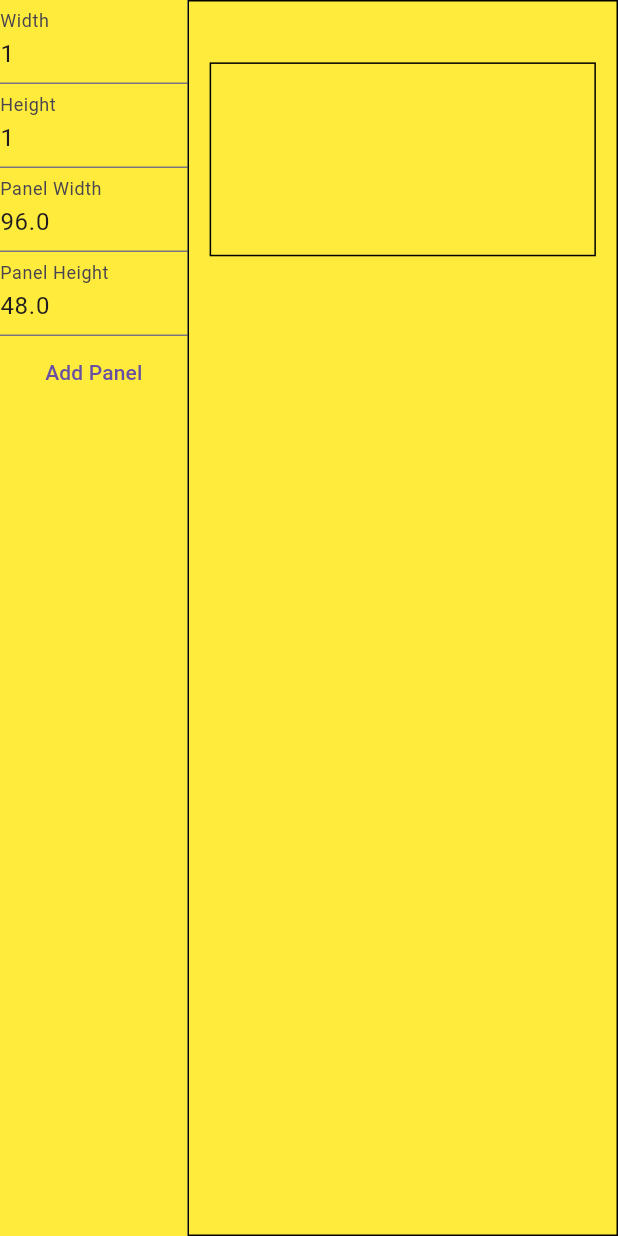
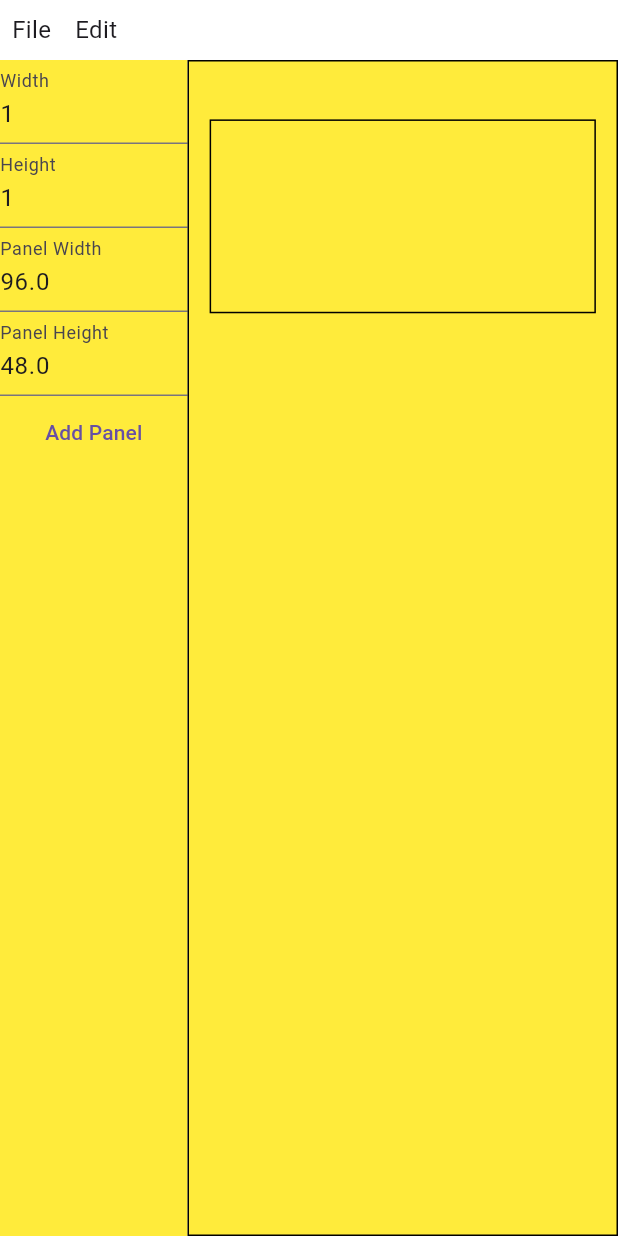
Before and after one commit to philip-w-howard/AVSHullWeb, a Flutter app: the PanelsScreen screen opened directly with empty values, on a phone screen of 412 x 824 dp. Run offline on Flutter 3.47's test engine with Material 3 defaults, Android fonts, the phone set to English and light mode, and no system bars; missing offline and left inert: dart:html; statements that could not run were skipped.

Commit message:
Added menu to layout screen. Menu is just a shell.

```diff
--- a/avs_hull_web/lib/panels_screen.dart
+++ b/avs_hull_web/lib/panels_screen.dart
@@ -64,7 +64,90 @@ class PanelsScreen extends StatelessWidget {
     final numericFormatter =
         FilteringTextInputFormatter.allow(RegExp(r'^\d+\.?\d{0,10}'));
     return Scaffold(
-      body: Row(
+      body: Column(children: [
+        Container(
+            color: Colors.white,
+            height: 40,
+            child: Row(
+              children: [
+                PopupMenuButton<String>(
+                  child: const Padding(
+                    padding: EdgeInsets.all(8.0),
+                    child: Text(
+                      'File',
+                      style: TextStyle(fontSize: 16),
+                    ),
+                  ),
+                  onSelected: (String choice) {
+                    // Handle menu item selection
+                    // if (choice == 'Save') {
+                    //   _selectAndSaveFile();
+                    // } else if (choice == 'XML') {
+                    //   _selectAndXmlFile();
+                    // } else if (choice == 'Open') {
+                    //   _selectAndReadFile();
+                    // } else if (choice == 'Create') {
+                    //   _createHull(context);
+                    // }
+                  },
+                  itemBuilder: (BuildContext context) {
+                    return [
+                      const PopupMenuItem<String>(
+                        value: 'Open',
+                        child: Text('Open'),
+                      ),
+                      const PopupMenuItem<String>(
+                        value: 'Save',
+                        child: Text('Save'),
+                      ),
+                      const PopupMenuItem<String>(
+                        value: 'XML',
+                        child: Text('Save to XML'),
+                      ),
+                      const PopupMenuItem<String>(
+                        value: 'Create',
+                        child: Text('Create'),
+                      ),
+                    ];
+                  },
+                ),
+                PopupMenuButton<String>(
+                  child: const Padding(
+                    padding: EdgeInsets.all(8.0),
+                    child: Text(
+                      'Edit',
+                      style: TextStyle(fontSize: 16),
+                    ),
+                  ),
+                  onSelected: (String choice) async {
+                    // Handle menu item selection
+                    // if (choice == 'Resize') {
+                    //   _processResize(context);
+                    // } else if (choice == 'Chines') {
+                    //   _processChines(context);
+                    // }
+                  },
+                  itemBuilder: (BuildContext context) {
+                    return [
+                      const PopupMenuItem<String>(
+                        value: 'Resize',
+                        child: Text('Resize'),
+                      ),
+                      const PopupMenuItem<String>(
+                        value: 'Chines',
+                        child: Text('Chines'),
+                      ),
+                      const PopupMenuItem<String>(
+                        value: 'Bulkheads',
+                        child: Text('Bulkheads'),
+                      ),
+                    ];
+                  },
+                ),
+              ],
+            )),
+        Expanded(
+            child: Row(
           children: [
             Container(
               color: Colors.yellow,
@@ -96,7 +179,8 @@ class PanelsScreen extends StatelessWidget {
                   ),
                   TextField(
                     controller: _textPanelSizeYController,
-                  decoration: const InputDecoration(labelText: 'Panel Height'),
+                    decoration:
+                        const InputDecoration(labelText: 'Panel Height'),
                     keyboardType: TextInputType.number,
                     inputFormatters: [numericFormatter],
                     focusNode: _textPanelSizeYFocus,
@@ -114,7 +198,8 @@ class PanelsScreen extends StatelessWidget {
             ),
             _panelsWindow,
           ],
-      ),
+        )),
+      ]),
     );
   }
 
```
Lines whose indentation alone changed are shown as unchanged.
